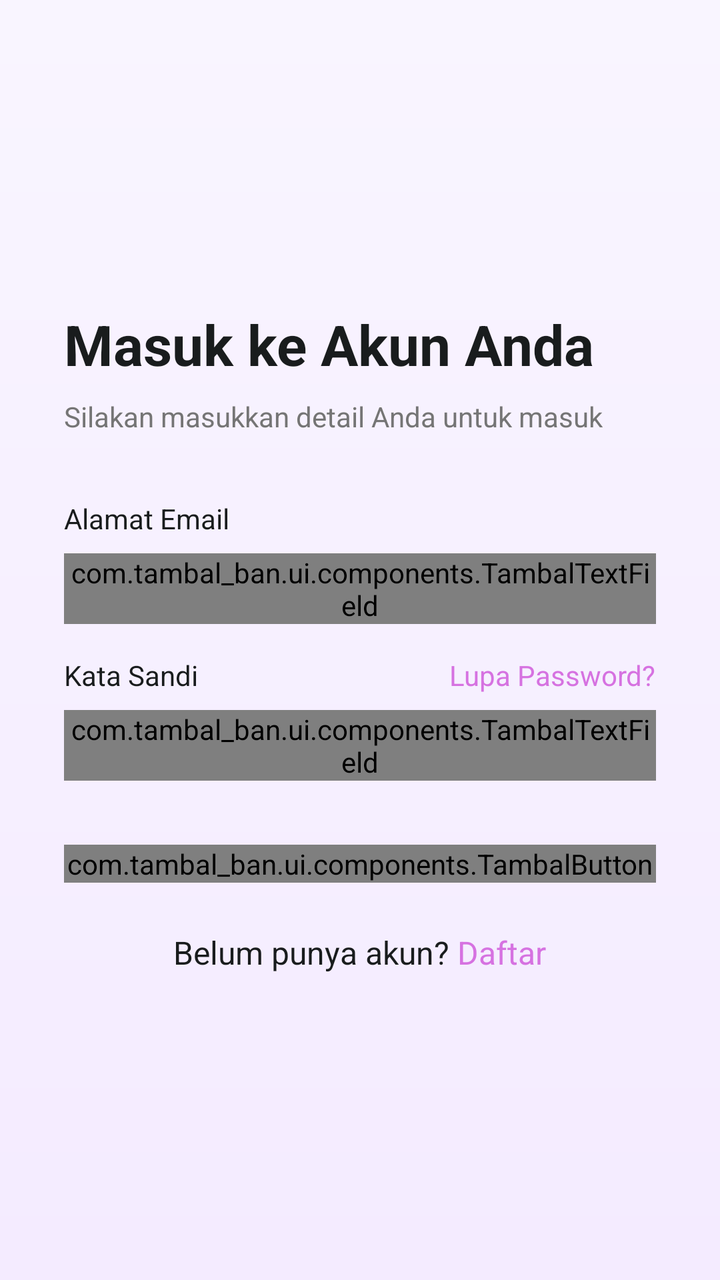
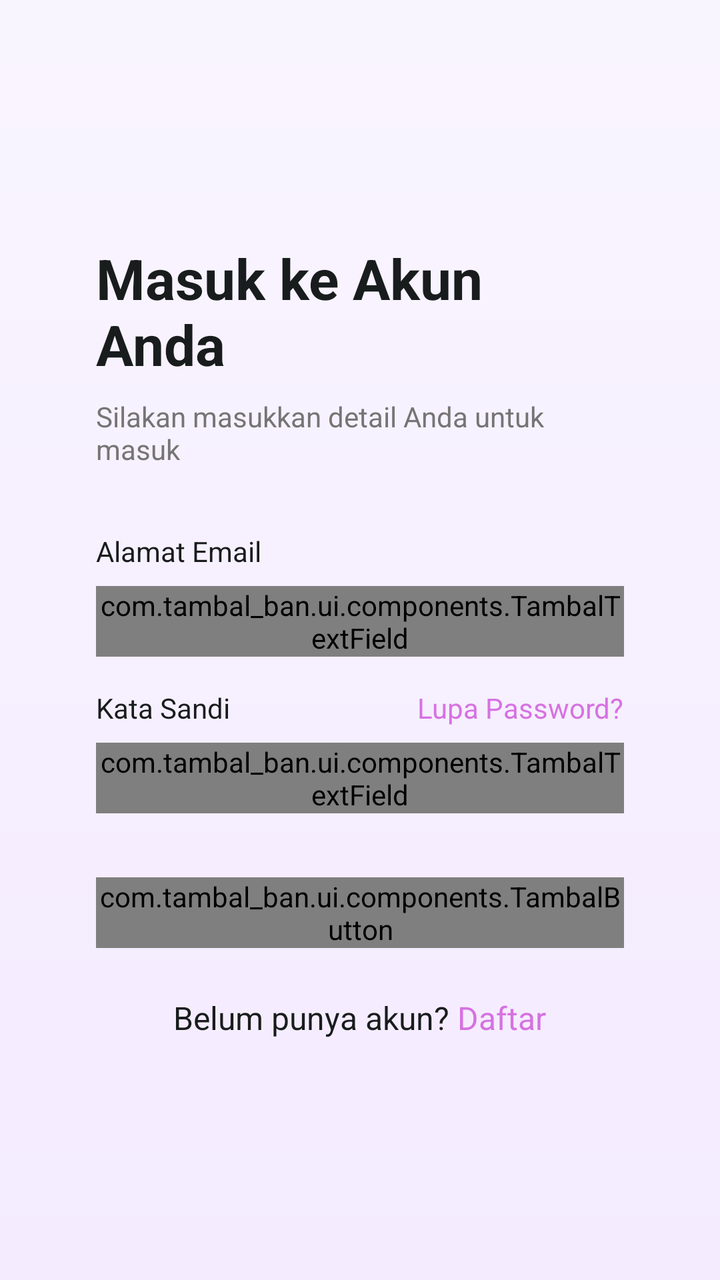

Two renders of the same Android screen: before a commit and after it. Below are the layout's source before the change and the commit's diff.
<!-- AndroidManifest.xml: activity theme Theme.TambalBan -->
<!-- res/layout/activity_login.xml -->
<?xml version="1.0" encoding="utf-8"?>
<androidx.constraintlayout.widget.ConstraintLayout xmlns:android="http://schemas.android.com/apk/res/android"
    xmlns:app="http://schemas.android.com/apk/res-auto"
    xmlns:tools="http://schemas.android.com/tools"
    android:layout_width="match_parent"
    android:layout_height="match_parent"
    android:fitsSystemWindows="true"
    android:background="@drawable/bg_login_gradient"
    android:padding="32dp">

    <LinearLayout
        android:layout_width="match_parent"
        android:layout_height="wrap_content"
        android:orientation="vertical"
        app:layout_constraintBottom_toBottomOf="parent"
        app:layout_constraintEnd_toEndOf="parent"
        app:layout_constraintStart_toStartOf="parent"
        app:layout_constraintTop_toTopOf="parent">

        
        <TextView
            android:id="@+id/tvWelcomeBack"
            android:layout_width="wrap_content"
            android:layout_height="wrap_content"
            android:text="Masuk ke Akun Anda"
            android:textColor="@color/on_surface"
            android:textSize="28sp"
            android:textStyle="bold" />

        <TextView
            android:id="@+id/tvWelcomeSub"
            android:layout_width="wrap_content"
            android:layout_height="wrap_content"
            android:layout_marginTop="8dp"
            android:text="Silakan masukkan detail Anda untuk masuk"
            android:textColor="@color/login_text_secondary"
            android:textSize="14sp" />

        
        <TextView
            android:id="@+id/tvEmailLabel"
            android:layout_width="wrap_content"
            android:layout_height="wrap_content"
            android:layout_marginTop="32dp"
            android:text="Alamat Email"
            android:textColor="@color/on_surface"
            android:textSize="14sp" />

        <com.tambal_ban.ui.components.TambalTextField
            android:id="@+id/etEmail"
            android:layout_width="match_parent"
            android:layout_height="wrap_content"
            android:layout_marginTop="8dp"
            app:fieldHint="name@example.com"
            app:fieldIcon="@drawable/ic_mail"
            app:fieldVariant="email" />

        
        <RelativeLayout
            android:layout_width="match_parent"
            android:layout_height="wrap_content"
            android:layout_marginTop="16dp">

            <TextView
                android:id="@+id/tvPasswordLabel"
                android:layout_width="wrap_content"
                android:layout_height="wrap_content"
                android:text="Kata Sandi"
                android:textColor="@color/on_surface"
                android:textSize="14sp" />

            <TextView
                android:id="@+id/tvForgot"
                android:layout_width="wrap_content"
                android:layout_height="wrap_content"
                android:layout_alignParentEnd="true"
                android:text="Lupa Password?"
                android:textColor="@color/colorPrimaryLogin"
                android:textSize="14sp" />

        </RelativeLayout>

        <com.tambal_ban.ui.components.TambalTextField
            android:id="@+id/etPassword"
            android:layout_width="match_parent"
            android:layout_height="wrap_content"
            android:layout_marginTop="8dp"
            app:fieldHint="*************"
            app:fieldIcon="@drawable/ic_lock"
            app:fieldVariant="password" />

        <com.tambal_ban.ui.components.TambalButton
            android:id="@+id/btnLogin"
            android:layout_width="match_parent"
            android:layout_height="wrap_content"
            android:layout_marginTop="32dp"
            app:btnText="Masuk"
            app:btnVariant="primary" />

        
        <LinearLayout
            android:id="@+id/layoutRegister"
            android:layout_width="wrap_content"
            android:layout_height="wrap_content"
            android:layout_gravity="center_horizontal"
            android:layout_marginTop="24dp"
            android:orientation="horizontal">

            <TextView
                android:layout_width="wrap_content"
                android:layout_height="wrap_content"
                android:text="Belum punya akun? "
                android:textColor="@color/on_surface"
                android:textSize="16sp" />

            <TextView
                android:id="@+id/tvRegister"
                android:layout_width="wrap_content"
                android:layout_height="wrap_content"
                android:text="Daftar"
                android:textColor="@color/colorPrimaryLogin"
                android:textSize="16sp" />
        </LinearLayout>

    </LinearLayout>

</androidx.constraintlayout.widget.ConstraintLayout>
<!-- resources referenced by this layout -->
<resources>
  <color name="colorPrimaryLogin">#D672E1</color>
  <color name="login_text_secondary">#757575</color>
  <color name="on_surface">#191C1D</color>
  <!-- drawable bg_login_gradient (drawable) -->
  <?xml version="1.0" encoding="utf-8"?>
  <shape xmlns:android="http://schemas.android.com/apk/res/android"
      android:shape="rectangle">
      <gradient
          android:angle="270"
          android:endColor="@color/login_bg_end"
          android:startColor="@color/login_bg_start"
          android:type="linear" />
  </shape>
  <!-- drawable ic_lock (drawable) -->
  <vector xmlns:android="http://schemas.android.com/apk/res/android"
      android:width="24dp"
      android:height="24dp"
      android:viewportWidth="24"
      android:viewportHeight="24">
      <path
          android:fillColor="#FF000000"
          android:pathData="M18,8h-1V6c0-2.76-2.24-5-5-5S7,3.24,7,6v2H6c-1.1,0-2,0.9-2,2v10c0,1.1,0.9,2,2,2h12c1.1,0,2-0.9,2-2V10C20,8.9,19.1,8,18,8z M9,6c0-1.66,1.34-3,3-3s3,1.34,3,3v2H9V6z" />
  </vector>
  <!-- drawable ic_mail (drawable) -->
  <vector xmlns:android="http://schemas.android.com/apk/res/android"
      android:width="24dp"
      android:height="24dp"
      android:viewportWidth="24"
      android:viewportHeight="24">
      <path
          android:fillColor="#FF000000"
          android:pathData="M20,4H4C2.9,4,2,4.9,2,6v12c0,1.1,0.9,2,2,2h16c1.1,0,2-0.9,2-2V6C22,4.9,21.1,4,20,4z M18,8l-6,4L6,8V6l6,4l6,-4V8z" />
  </vector>
  <color name="login_bg_end">#F4EBFF</color>
  <color name="login_bg_start">#F9F5FF</color>
  <color name="primary">#973497</color>
  <color name="on_primary">#FFFFFF</color>
  <color name="primary_container">#DA70D6</color>
  <color name="on_primary_container">#FFFFFF</color>
  <color name="surface">#F8F9FA</color>
  <color name="surface_container_low">#F3F4F5</color>
  <color name="on_surface_variant">#454748</color>
  <style name="TextAppearance.Guardian.DisplayLarge" parent="TextAppearance.Material3.DisplayLarge">
          <item name="fontFamily">@font/plus_jakarta_sans_bold</item>
          <item name="android:textSize">57sp</item>
          <item name="android:letterSpacing">0</item>
      </style>
  <style name="TextAppearance.Guardian.DisplaySmall" parent="TextAppearance.Material3.DisplaySmall">
          <item name="fontFamily">@font/plus_jakarta_sans_bold</item>
          <item name="android:textSize">24sp</item>
      </style>
  <style name="TextAppearance.Guardian.HeadlineLarge" parent="TextAppearance.Material3.HeadlineLarge">
          <item name="fontFamily">@font/plus_jakarta_sans_semibold</item>
          <item name="android:textSize">32sp</item>
      </style>
  <style name="TextAppearance.Guardian.TitleLarge" parent="TextAppearance.Material3.TitleLarge">
          <item name="fontFamily">@font/inter_medium</item>
          <item name="android:textSize">22sp</item>
      </style>
  <style name="TextAppearance.Guardian.BodyLarge" parent="TextAppearance.Material3.BodyLarge">
          <item name="fontFamily">@font/inter_regular</item>
          <item name="android:textSize">16sp</item>
      </style>
  <style name="TextAppearance.Guardian.LabelMedium" parent="TextAppearance.Material3.LabelMedium">
          <item name="fontFamily">@font/inter_medium</item>
          <item name="android:textSize">12sp</item>
          <item name="android:textColor">@color/on_surface_variant</item>
      </style>
  <dimen name="radius_xl">48dp</dimen>
  <!-- unchanged entries left out for length: 1 -->
</resources>

<!-- the commit's change to res/layout/activity_login.xml (unified diff, before → after) -->
@@ -12,6 +12,7 @@
         android:layout_width="match_parent"
         android:layout_height="wrap_content"
         android:orientation="vertical"
+        android:paddingHorizontal="16dp"
         app:layout_constraintBottom_toBottomOf="parent"
         app:layout_constraintEnd_toEndOf="parent"
         app:layout_constraintStart_toStartOf="parent"
<!-- resource entries referenced after the edit -->
@@ -35,7 +35,7 @@
   </vector>
   <color name="login_bg_end">#F4EBFF</color>
   <color name="login_bg_start">#F9F5FF</color>
-  <color name="primary">#973497</color>
+  <color name="primary">#D672E1</color>
   <color name="on_primary">#FFFFFF</color>
   <color name="primary_container">#DA70D6</color>
   <color name="on_primary_container">#FFFFFF</color>
